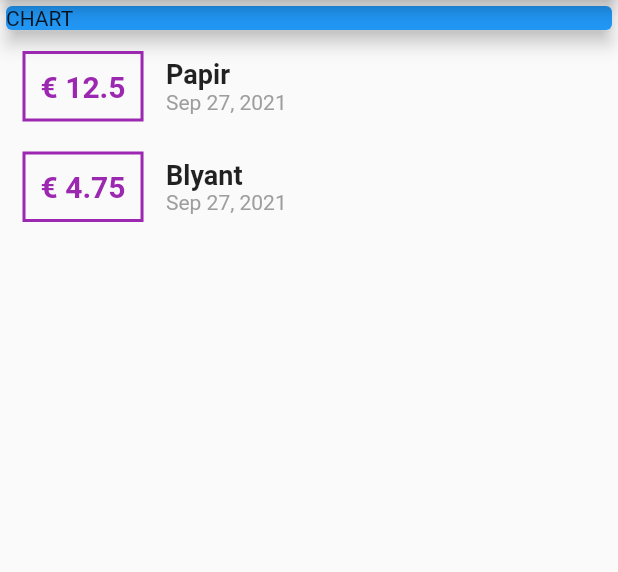
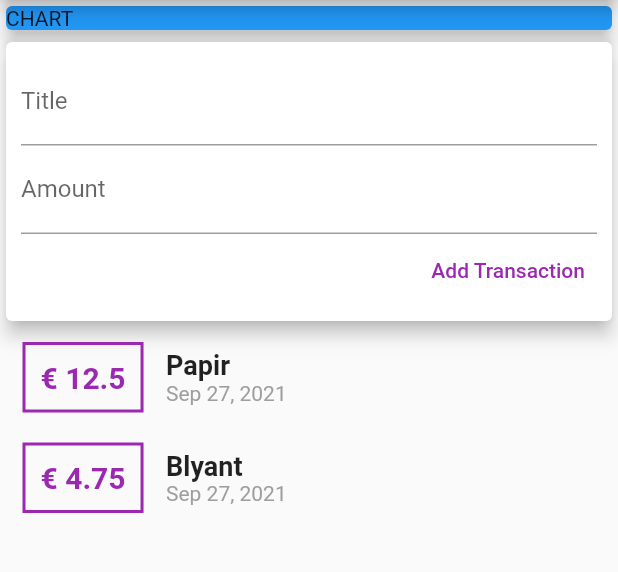
Before and after one commit to eviskum/flutter_course_real_apps, a Flutter app: the screen it shows after launch, on a phone screen of 412 x 824 dp, the part 84-656 px from its top. Run offline on Flutter 3.47's test engine with Material 2 defaults, Android fonts, the phone set to English and light mode, and no system bars.

Commit message:
Widgets split into multiple files

```diff
--- a/lib/main.dart
+++ b/lib/main.dart
@@ -1,9 +1,14 @@
 import 'package:flutter/material.dart';
-import 'package:intl/intl.dart';
+// import 'package:intl/intl.dart';
 
-import 'transactions.dart';
+// import 'models/transactions.dart';
+// import './widgets/transaction_list.dart';
+// import './widgets/new_transaction.dart';
+import './widgets/user_transactions.dart';
 
 void main() {
+//  Intl.defaultLocale = 'da_DK';
+//  initializeDateFormatting()
   runApp(const MyApp());
 }
 
@@ -27,10 +32,13 @@
   MyHomePage({Key? key, required this.title}) : super(key: key);
 
   final String title;
-  final List<Transaction> transactions = [
-    Transaction(id: 't1', title: 'Papir', amount: 12.50, date: DateTime.now()),
-    Transaction(id: 't2', title: 'Blyant', amount: 4.75, date: DateTime.now()),
-  ];
+//  final List<Transaction> transactions = [
+//    Transaction(id: 't1', title: 'Papir', amount: 12.50, date: DateTime.now()),
+//    Transaction(id: 't2', title: 'Blyant', amount: 4.75, date: DateTime.now()),
+//  ];
+
+//  final titleController = TextEditingController();
+//  final amountController = TextEditingController();
 
   @override
   Widget build(BuildContext context) {
@@ -40,7 +48,7 @@
       ),
       body: Column(
         mainAxisAlignment: MainAxisAlignment.start,
-        crossAxisAlignment: CrossAxisAlignment.start,
+        crossAxisAlignment: CrossAxisAlignment.stretch,
         children: [
           const SizedBox(
             width: double.infinity,
@@ -50,39 +58,7 @@
               elevation: 5,
             ),
           ),
-          Column(
-            children: transactions.map((tx) {
-              return Row(
-                children: <Widget>[
-                  Container(
-                    margin: const EdgeInsets.symmetric(
-                        vertical: 10, horizontal: 15),
-                    decoration: BoxDecoration(
-                      border: Border.all(color: Colors.purple, width: 2),
-                    ),
-                    padding: const EdgeInsets.all(10),
-                    child: Text(
-                      '€ ${tx.amount}',
-                      style: const TextStyle(
-                          fontWeight: FontWeight.bold,
-                          fontSize: 20,
-                          color: Colors.purple),
-                    ),
-                  ),
-                  Column(
-                    crossAxisAlignment: CrossAxisAlignment.start,
-                    children: <Widget>[
-                      Text(tx.title,
-                          style: const TextStyle(
-                              fontSize: 18, fontWeight: FontWeight.bold)),
-                      Text(DateFormat.yMMMd().format(tx.date),
-                          style: const TextStyle(color: Colors.grey)),
-                    ],
-                  )
-                ],
-              );
-            }).toList(),
-          ),
+          UserTransactions(),
         ],
       ),
     );
--- /dev/null
+++ b/lib/widgets/new_transaction.dart
@@ -0,0 +1,32 @@
+import 'package:flutter/material.dart';
+
+class NewTransaction extends StatelessWidget {
+  final titleController = TextEditingController();
+  final amountController = TextEditingController();
+
+  NewTransaction({Key? key}) : super(key: key);
+
+  @override
+  Widget build(BuildContext context) {
+    return Card(
+      elevation: 5,
+      child: Container(
+        padding: const EdgeInsets.all(10),
+        child: Column(
+          crossAxisAlignment: CrossAxisAlignment.end,
+          children: [
+            TextField(
+              decoration: InputDecoration(labelText: 'Title'),
+              controller: titleController,
+            ),
+            TextField(
+              decoration: InputDecoration(labelText: 'Amount'),
+              controller: amountController,
+            ),
+            TextButton(onPressed: () {}, child: Text('Add Transaction', style: TextStyle(color: Colors.purple))),
+          ],
+        ),
+      ),
+    );
+  }
+}
--- /dev/null
+++ b/lib/widgets/user_transactions.dart
@@ -0,0 +1,37 @@
+import 'package:flutter/material.dart';
+
+import '../widgets/transaction_list.dart';
+import '../widgets/new_transaction.dart';
+import '../models/transactions.dart';
+
+class UserTransactions extends StatefulWidget {
+  const UserTransactions({Key? key}) : super(key: key);
+
+  @override
+  _UserTransactionsState createState() => _UserTransactionsState();
+}
+
+class _UserTransactionsState extends State<UserTransactions> {
+  final List<Transaction> _userTransactions = [
+    Transaction(id: 't1', title: 'Papir', amount: 12.50, date: DateTime.now()),
+    Transaction(id: 't2', title: 'Blyant', amount: 4.75, date: DateTime.now()),
+  ];
+
+  void _addNewTransaction(String title, double amount) {
+    final newTx = Transaction(title: title, amount: amount, id: DateTime.now().toString(), date: DateTime.now());
+
+    setState(() {
+      _userTransactions.add(newTx);
+    });
+  }
+
+  @override
+  Widget build(BuildContext context) {
+    return Column(
+      children: [
+        NewTransaction(),
+        TransactionList(_userTransactions),
+      ],
+    );
+  }
+}
```
Also changed, not shown: lib/models/transactions.dart (renamed from lib/transactions.dart).
